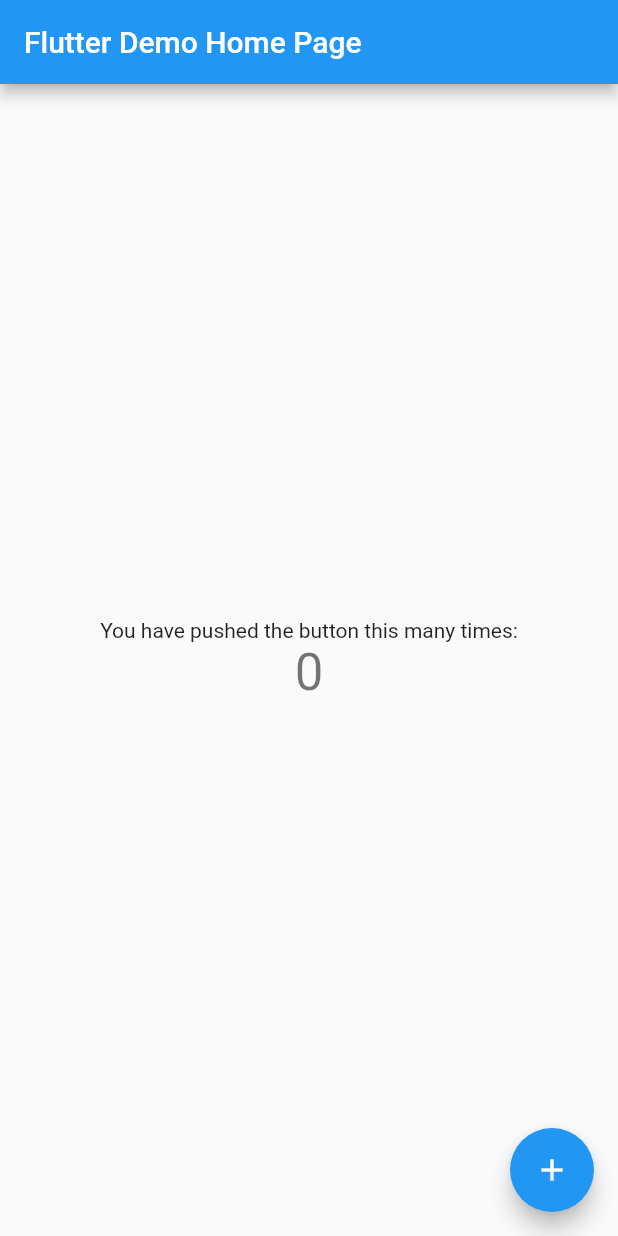
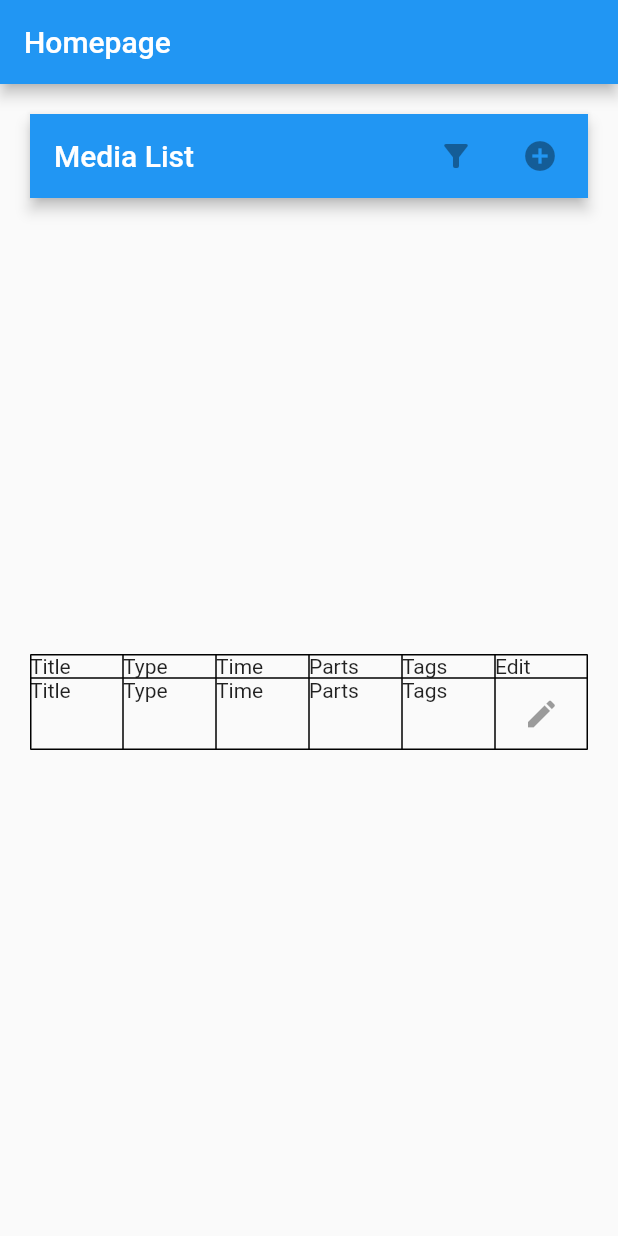
Before and after one commit to faithcoslett/tag-team, a Flutter app: the screen it shows after launch, on a phone screen of 412 x 824 dp. Run offline on Flutter 3.47's test engine with Material 2 defaults, Android fonts, the phone set to English and light mode, and no system bars.

Commit message:
Added the bones of the media display widget

```diff
--- a/code/tagteam/lib/main.dart
+++ b/code/tagteam/lib/main.dart
@@ -1,115 +1,80 @@
 import 'package:flutter/material.dart';
 
 void main() {
-  runApp(const MyApp());
+  runApp(const MainApp());
 }
 
-class MyApp extends StatelessWidget {
-  const MyApp({super.key});
-
-  // This widget is the root of your application.
+class MainApp extends StatelessWidget {
+  const MainApp({super.key});
   @override
   Widget build(BuildContext context) {
     return MaterialApp(
-      title: 'Flutter Demo',
-      theme: ThemeData(
-        // This is the theme of your application.
-        //
-        // Try running your application with "flutter run". You'll see the
-        // application has a blue toolbar. Then, without quitting the app, try
-        // changing the primarySwatch below to Colors.green and then invoke
-        // "hot reload" (press "r" in the console where you ran "flutter run",
-        // or simply save your changes to "hot reload" in a Flutter IDE).
-        // Notice that the counter didn't reset back to zero; the application
-        // is not restarted.
-        primarySwatch: Colors.blue,
+      home: Scaffold(
+        appBar: AppBar(
+          title: const Text('Homepage'),
+        ),
+        body: Center(
+          child: Container(
+            color: Colors.blueGrey,
+            alignment: Alignment.center,
+            margin: const EdgeInsets.all(20),
+            child: const MediaTable(),
+          )
+        ),
       ),
-      home: const MyHomePage(title: 'Flutter Demo Home Page'),
     );
   }
 }
-
-class MyHomePage extends StatefulWidget {
-  const MyHomePage({super.key, required this.title});
-
-  // This widget is the home page of your application. It is stateful, meaning
-  // that it has a State object (defined below) that contains fields that affect
-  // how it looks.
-
-  // This class is the configuration for the state. It holds the values (in this
-  // case the title) provided by the parent (in this case the App widget) and
-  // used by the build method of the State. Fields in a Widget subclass are
-  // always marked "final".
-
-  final String title;
-
+class MediaTable extends StatelessWidget{
+  const MediaTable({super.key});
   @override
-  State<MyHomePage> createState() => _MyHomePageState();
-}
-
-class _MyHomePageState extends State<MyHomePage> {
-  int _counter = 0;
-
-  void _incrementCounter() {
-    setState(() {
-      // This call to setState tells the Flutter framework that something has
-      // changed in this State, which causes it to rerun the build method below
-      // so that the display can reflect the updated values. If we changed
-      // _counter without calling setState(), then the build method would not be
-      // called again, and so nothing would appear to happen.
-      _counter++;
-    });
-  }
-
-  @override
-  Widget build(BuildContext context) {
-    // This method is rerun every time setState is called, for instance as done
-    // by the _incrementCounter method above.
-    //
-    // The Flutter framework has been optimized to make rerunning build methods
-    // fast, so that you can just rebuild anything that needs updating rather
-    // than having to individually change instances of widgets.
-    return Scaffold(
-      appBar: AppBar(
-        // Here we take the value from the MyHomePage object that was created by
-        // the App.build method, and use it to set our appbar title.
-        title: Text(widget.title),
-      ),
-      body: Center(
-        // Center is a layout widget. It takes a single child and positions it
-        // in the middle of the parent.
-        child: Column(
-          // Column is also a layout widget. It takes a list of children and
-          // arranges them vertically. By default, it sizes itself to fit its
-          // children horizontally, and tries to be as tall as its parent.
-          //
-          // Invoke "debug painting" (press "p" in the console, choose the
-          // "Toggle Debug Paint" action from the Flutter Inspector in Android
-          // Studio, or the "Toggle Debug Paint" command in Visual Studio Code)
-          // to see the wireframe for each widget.
-          //
-          // Column has various properties to control how it sizes itself and
-          // how it positions its children. Here we use mainAxisAlignment to
-          // center the children vertically; the main axis here is the vertical
-          // axis because Columns are vertical (the cross axis would be
-          // horizontal).
-          mainAxisAlignment: MainAxisAlignment.center,
-          children: <Widget>[
-            const Text(
-              'You have pushed the button this many times:',
-            ),
-            Text(
-              '$_counter',
-              style: Theme.of(context).textTheme.headlineMedium,
-            ),
+  Widget build(BuildContext context){
+    return MaterialApp(
+      home: Scaffold(
+        appBar: AppBar(
+          title: const Text('Media List'),
+          actions: const [
+            ButtonBar(
+              children: [
+                IconButton(onPressed: null, icon: Icon( Icons.filter_alt)),
+                IconButton(onPressed: null, icon: Icon( Icons.add_circle)),
+              ],
+            )
           ],
         ),
+        body: Center(
+          child: SingleChildScrollView(
+            child: Container(
+              alignment: Alignment.topCenter,
+              child:Table(
+                border: TableBorder.all(),
+                children: const [
+                  TableRow(
+                    children: [
+                      TableCell(child: Text('Title'),),
+                      TableCell(child: Text('Type'),),
+                      TableCell(child: Text('Time'),),
+                      TableCell(child: Text('Parts'),),
+                      TableCell(child: Text('Tags'),),
+                      TableCell(child: Text('Edit'),),
+                    ]
+                  ),
+                  TableRow(
+                    children: [
+                      TableCell(child: Text('Title'),),
+                      TableCell(child: Text('Type'),),
+                      TableCell(child: Text('Time'),),
+                      TableCell(child: Text('Parts'),),
+                      TableCell(child: Text('Tags'),),
+                      TableCell(child: IconButton(onPressed: null, icon: Icon(Icons.edit),),),
+                    ]
+                  )
+                ],
+              )
+            )
+          )
+        ),
       ),
-      floatingActionButton: FloatingActionButton(
-        onPressed: _incrementCounter,
-        tooltip: 'Increment',
-        child: const Icon(Icons.add),
-      ), // This trailing comma makes auto-formatting nicer for build methods.
     );
   }
 }
```
